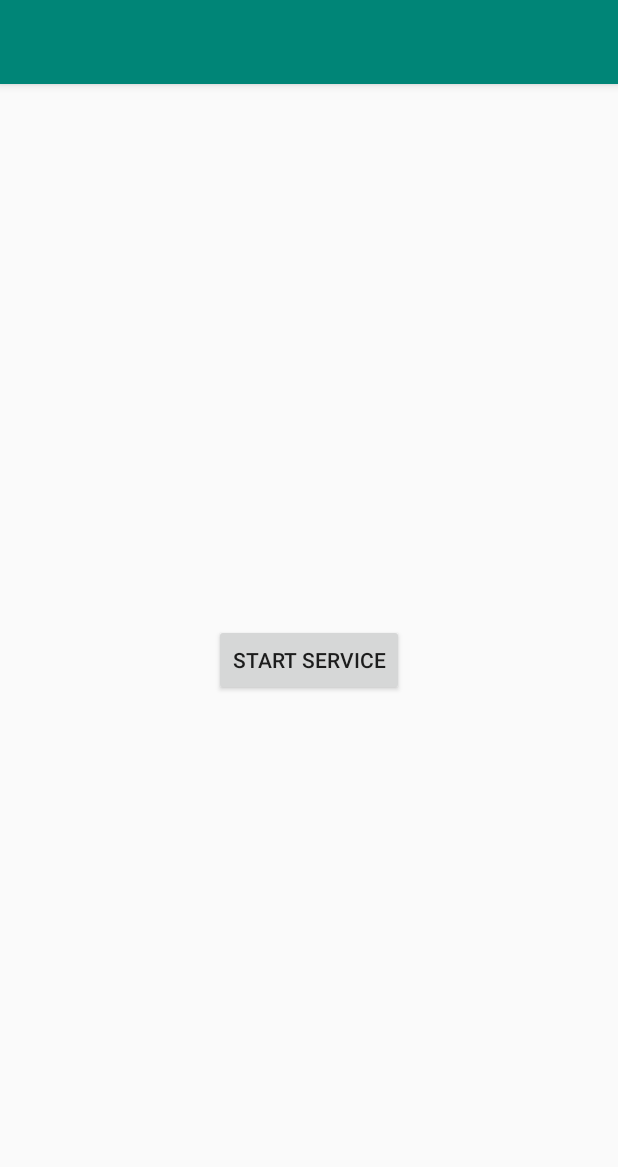
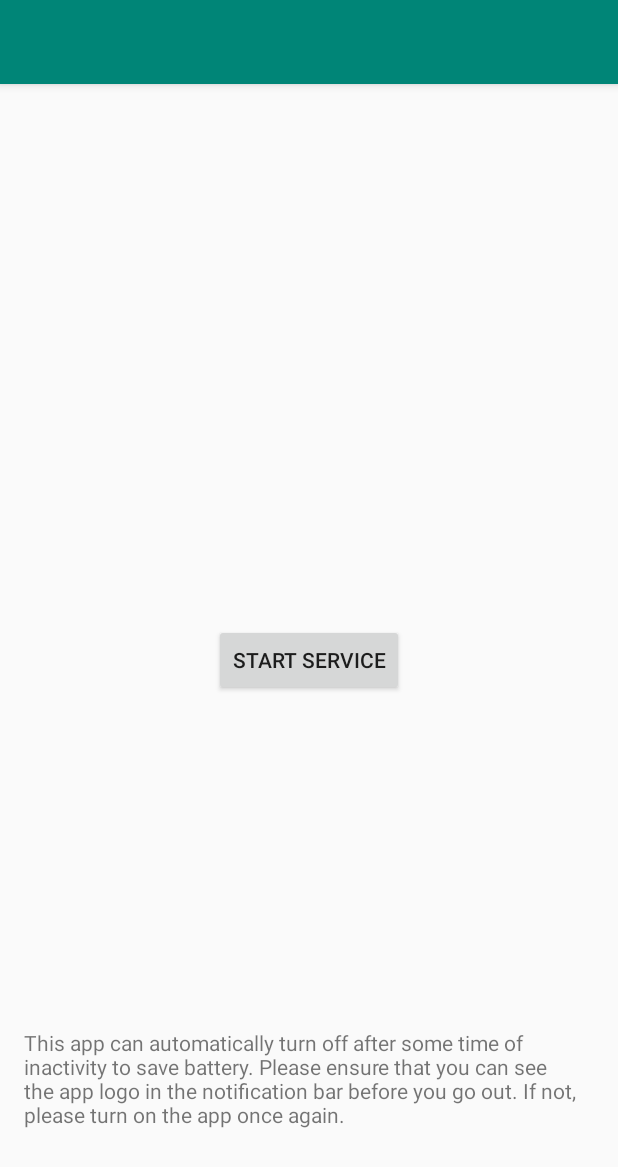
Before and after one commit to chinmaygarg13/CoronaTracker, an Android app: the screen it shows after launch (MainActivity), after a tap on "START SERVICE", on a phone screen of 412 x 824 dp. Shown: the top 1167 px of the screen. Run offline under Robolectric (Android 15) with nearby library versions, the phone set to English and light mode, and no system bars; our stand-ins replace Firebase (no records; nobody signed in at launch, a user with empty details on screens opened directly); 1 other tap on this screen came first.

Commit message:
ui changes

```diff
--- a/app/src/main/java/com/jpg/coronatracker/MainActivity.java
+++ b/app/src/main/java/com/jpg/coronatracker/MainActivity.java
@@ -36,14 +36,24 @@ public class MainActivity extends AppCompatActivity {
     @Override
     protected void onCreate(Bundle savedInstanceState) {
         super.onCreate(savedInstanceState);
+
+        final SharedPreferences pref = getSharedPreferences("com.jpg.coronatracker", Context.MODE_PRIVATE);
+
         setContentView(R.layout.activity_main);
+
+        Boolean ft = pref.getBoolean("first_time", true);
 
         final EditText et_name = findViewById(R.id.name);
         final EditText et_phone = findViewById(R.id.phone);
         final Button b_enter = findViewById(R.id.enter);
         final Button b_service = findViewById(R.id.service);
 
-        final SharedPreferences pref = getSharedPreferences("com.jpg.coronatracker", Context.MODE_PRIVATE);
+        if(ft == false){
+            b_enter.setVisibility(View.GONE);
+            et_name.setVisibility(View.GONE);
+            et_phone.setVisibility(View.GONE);
+            b_service.setVisibility(View.VISIBLE);
+        }
 
         b_enter.setOnClickListener(new View.OnClickListener() {
             @Override
@@ -53,6 +63,7 @@ public class MainActivity extends AppCompatActivity {
 
                 pref.edit().putString("name", name).apply();
                 pref.edit().putString("phone", phone).apply();
+                pref.edit().putBoolean("first_time", false).apply();
 
                 b_enter.setVisibility(View.GONE);
                 et_name.setVisibility(View.GONE);
@@ -124,56 +135,27 @@ public class MainActivity extends AppCompatActivity {
         return true;
     }
 
+    public void minimizeApp() {
+        Intent startMain = new Intent(Intent.ACTION_MAIN);
+        startMain.addCategory(Intent.CATEGORY_HOME);
+        startMain.setFlags(Intent.FLAG_ACTIVITY_NEW_TASK);
+        startActivity(startMain);
+    }
+
     @SuppressLint("MissingPermission")
     public void startService(View v) {
-        //String input = editTextInput.getText().toString();
         String input;
 
         TelephonyManager tMgr = (TelephonyManager) this.getSystemService(Context.TELEPHONY_SERVICE);
-        //Toast.makeText(this, "YO YO YO YO YO", Toast.LENGTH_LONG).show();
-        /* Extract the IMEI of the person */
         input = tMgr.getDeviceId();
-        //Boilerplate code to write a message to the database. Change/Create the hierarchy in getReference and set it's value to something
-//        FirebaseDatabase database = FirebaseDatabase.getInstance();
-//        DatabaseReference myRef = database.getReference(input);
-//        myRef.setValue("Hello");
-
-        //Toast.makeText(this, input, Toast.LENGTH_LONG).show();
-
 
         SharedPreferences pref = getSharedPreferences("com.jpg.coronatracker", Context.MODE_PRIVATE);
         pref.edit().putString("emei", input).apply();
-
-        String temp = pref.getString("emei",null);
-        //Toast.makeText(this, temp, Toast.LENGTH_LONG).show();
-
-
-
-
-
-
-
-
-
-//        To use Firebase Storage
-//        FirebaseStorage storage = FirebaseStorage.getInstance();
-//        StorageReference storageRef = storage.getReference();
-
-
-
-
-
-
 
         Intent serviceIntent = new Intent(this, ExampleService.class);
         serviceIntent.putExtra("inputExtra", input);
 
         ContextCompat.startForegroundService(this, serviceIntent);
+        minimizeApp();
     }
-
-
-//    public void stopService(View v) {
-//        Intent serviceIntent = new Intent(this, ExampleService.class);
-//        stopService(serviceIntent);
-//    }
 }
--- a/app/src/main/res/layout/activity_main.xml
+++ b/app/src/main/res/layout/activity_main.xml
@@ -62,6 +62,16 @@
         android:visibility="gone"
         android:id="@+id/service"/>
 
+    <TextView
+        android:layout_width="wrap_content"
+        android:layout_height="wrap_content"
+        app:layout_constraintTop_toBottomOf="@id/service"
+        app:layout_constraintBottom_toBottomOf="parent"
+        app:layout_constraintLeft_toLeftOf="parent"
+        app:layout_constraintRight_toRightOf="parent"
+        app:layout_constraintVertical_bias="0.8"
+        android:text="This app can automatically turn off after some time of inactivity to save battery. Please ensure that you can see the app logo in the notification bar before you go out. If not, please turn on the app once again."/>
+
 
 <!--<Button android:layout_height="wrap_content" android:layout_width="match_parent" android:text="Stop Service" android:onClick="stopService"/>-->
 
```
